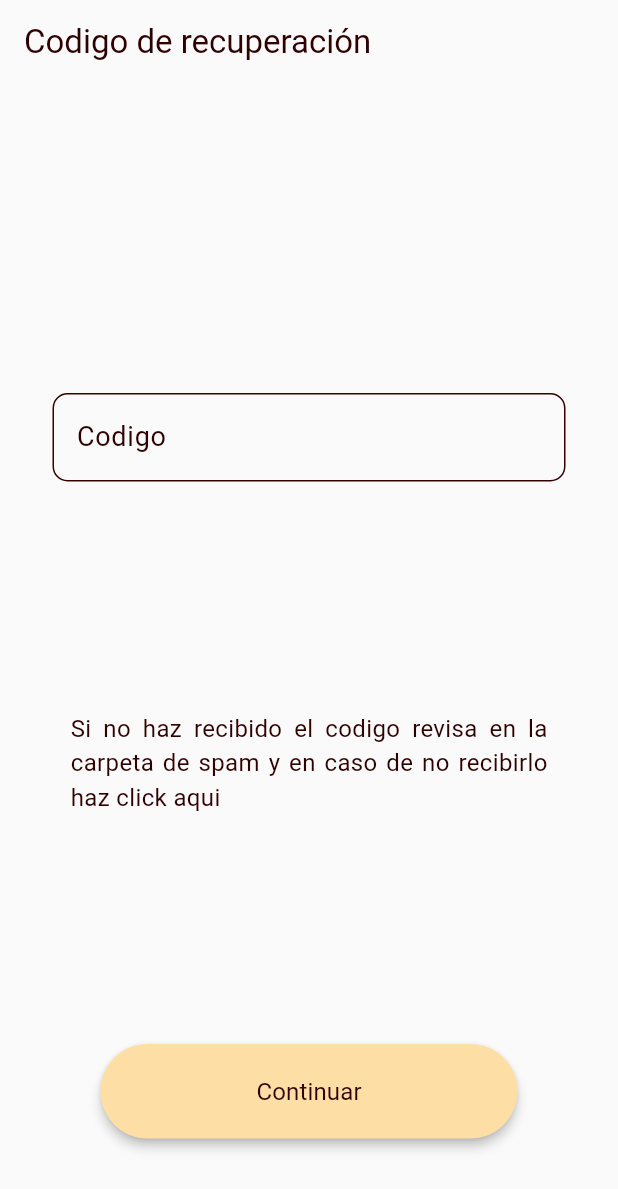
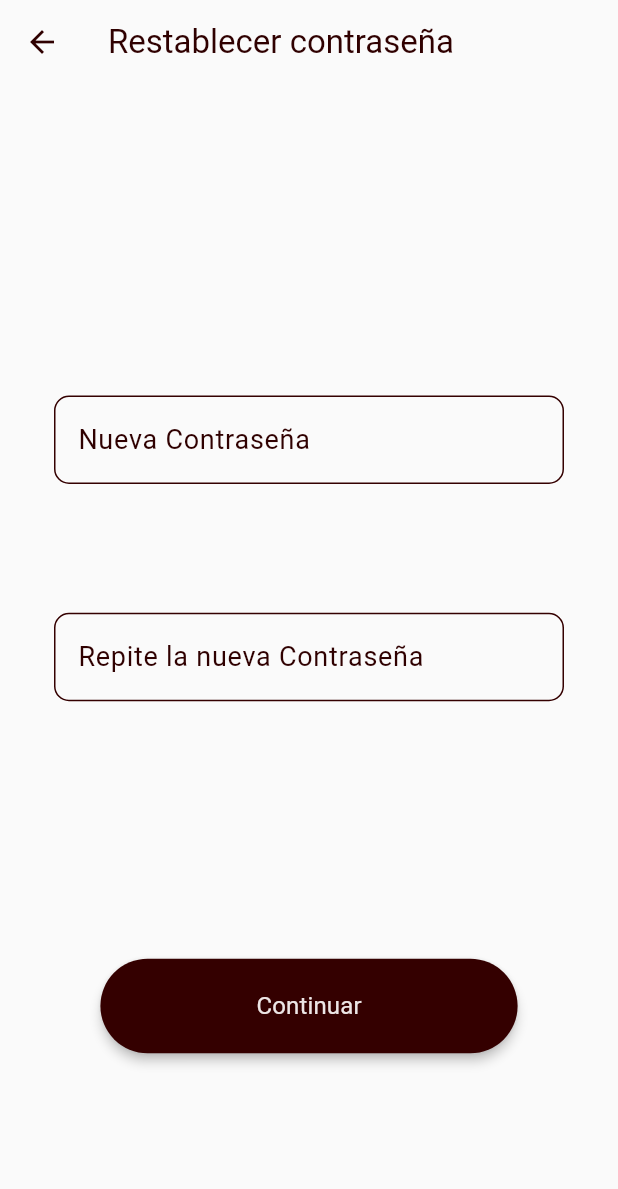
Before and after one commit to tripleP16/dekul_app, a Flutter app: the RecoverPasswordCodeScreen screen opened by its route, after a tap on "Continuar", on a phone screen of 412 x 824 dp. Shown: the top 1189 px of the screen. Run offline on Flutter 3.47's test engine with Material 3 defaults, Android fonts, the phone set to English and light mode, and no system bars; our stand-ins replace dio, equatable, flutter_bloc, flutter_dotenv, flutter_native_splash, formz and 6 more; accounts and stored records are empty; generated files the repository leaves out were written again.

Commit message:
feat: restore password

```diff
--- a/lib/config/router/app_router.dart
+++ b/lib/config/router/app_router.dart
@@ -2,6 +2,7 @@ import 'package:communitary_service_app/config/router/guards/auth_guard.dart';
 import 'package:communitary_service_app/presentation/screens/beneficiaries/beneficiaries_screen.dart';
 import 'package:communitary_service_app/presentation/screens/forgot_password/forgot_password_code.dart';
 import 'package:communitary_service_app/presentation/screens/forgot_password/forgot_password_email.dart';
+import 'package:communitary_service_app/presentation/screens/forgot_password/forgot_password_screen.dart';
 import 'package:communitary_service_app/presentation/screens/screens.dart';
 import 'package:communitary_service_app/presentation/screens/splash/splash_screen.dart';
 import 'package:go_router/go_router.dart';
@@ -37,5 +38,10 @@ final appRouter = GoRouter(initialLocation: '/splash', routes: [
     path: '/forgot_password/code',
     name: RecoverPasswordCodeScreen.routeName,
     builder: (context, state) => const RecoverPasswordCodeScreen(),
-  )
+  ),
+  GoRoute(
+    path: '/restore_password',
+    name: ForgotPasswordScreen.routeName,
+    builder: (context, state) => const ForgotPasswordScreen(),
+  ),
 ]);
--- a/lib/presentation/screens/forgot_password/forgot_password_code.dart
+++ b/lib/presentation/screens/forgot_password/forgot_password_code.dart
@@ -1,7 +1,9 @@
 import 'package:communitary_service_app/presentation/screens/forgot_password/view_models/forgot_password_body_view_model.dart';
 import 'package:communitary_service_app/presentation/screens/forgot_password/widgets/forgot_password_body.dart';
 import 'package:communitary_service_app/presentation/shared/widgets/custom_app_bar.dart';
+import 'package:flutter/gestures.dart';
 import 'package:flutter/material.dart';
+import 'package:go_router/go_router.dart';
 
 class RecoverPasswordCodeScreen extends StatelessWidget {
   static const routeName = 'recover_password_code';
@@ -21,15 +23,35 @@ class RecoverPasswordCodeScreen extends StatelessWidget {
                 labelText: 'Codigo',
                 onChanged: (text) {},
                 errorText: null,
-                textWidget: const Text(
-                  'Si no haz recibido el codigo revisa en la carpeta de spam y en caso de no recibirlo haz click aqui',
+                textWidget: RichText(
                   textAlign: TextAlign.justify,
-                  style: TextStyle(
-                    fontSize: 16,
+                  text: TextSpan(
+                    text:
+                        'Si no haz recibido el código revisa en la carpeta de spam y en caso de no recibirlo ',
+                    style: const TextStyle(
+                      fontSize: 16,
+                      color: Colors.black,
+                    ),
+                    children: <TextSpan>[
+                      TextSpan(
+                        text: 'haz click aquí',
+                        recognizer: TapGestureRecognizer()
+                          ..onTap = () {
+                            print("Link clicked");
+                          },
+                        style: const TextStyle(
+                          fontSize: 16,
+                          color: Colors.blue,
+                          decoration: TextDecoration.underline,
+                        ),
+                      ),
+                    ],
                   ),
                 ),
                 buttonLabel: 'Continuar',
-                onPressed: () {},
+                onPressed: () {
+                  context.push('/restore_password');
+                },
               ),
             ),
           ),
--- /dev/null
+++ b/lib/presentation/screens/forgot_password/forgot_password_screen.dart
@@ -0,0 +1,50 @@
+import 'package:communitary_service_app/presentation/shared/widgets/forms/inputs/forms.dart';
+import 'package:communitary_service_app/presentation/shared/widgets/widgets.dart';
+import 'package:flutter/material.dart';
+
+class ForgotPasswordScreen extends StatelessWidget {
+  static const String routeName = 'forgot_password_screen';
+  const ForgotPasswordScreen({super.key});
+
+  @override
+  Widget build(BuildContext context) {
+    return Scaffold(
+      appBar: const CustomAppBar(title: 'Restablecer contraseña'),
+      body: Padding(
+        padding: const EdgeInsets.all(36),
+        child: Center(
+          child: Column(
+            children: [
+              const Spacer(
+                flex: 2,
+              ),
+              TextInputWidget(
+                labelText: 'Nueva Contraseña',
+                onChanged: (password) {},
+              ),
+              const Spacer(
+                flex: 1,
+              ),
+              TextInputWidget(
+                  labelText: 'Repite la nueva Contraseña',
+                  onChanged: (password) {}),
+              const Spacer(
+                flex: 2,
+              ),
+              CustomElevatedButton.dark(
+                onPressed: () {},
+                text: 'Continuar',
+                elevation: 3,
+                width: 80,
+                height: 20,
+              ),
+              const Spacer(
+                flex: 1,
+              ),
+            ],
+          ),
+        ),
+      ),
+    );
+  }
+}
```
Also changed, not shown: lib/presentation/screens/forgot_password/forgot_password.dart (deleted).
